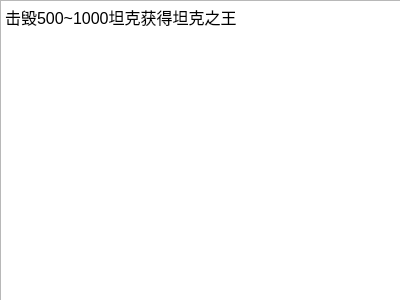
This is TankGame/number_4.ui in anlowee/TankGame as Qt 5 draws it before an edit. The edited form follows.
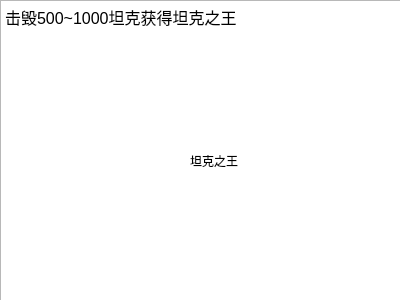
This is the edited form. Icons and pictures are not drawn.

```diff
--- a/TankGame/number_4.ui
+++ b/TankGame/number_4.ui
@@ -30,6 +30,22 @@
 &lt;p style=&quot; margin-top:12px; margin-bottom:12px; margin-left:0px; margin-right:0px; -qt-block-indent:0; text-indent:0px;&quot;&gt;&lt;span style=&quot; font-family:'宋体'; font-size:12pt;&quot;&gt;击毁500~1000坦克获得坦克之王&lt;/span&gt;&lt;span style=&quot; font-family:'Calibri'; font-size:12pt;&quot;&gt;&lt;br /&gt;&lt;/span&gt;&lt;/p&gt;&lt;/body&gt;&lt;/html&gt;</string>
    </property>
   </widget>
+  <widget class="QLabel" name="label">
+   <property name="geometry">
+    <rect>
+     <x>190</x>
+     <y>110</y>
+     <width>81</width>
+     <height>101</height>
+    </rect>
+   </property>
+   <property name="styleSheet">
+    <string notr="true">border-image: url(:/sample/photo/honor/honor3_bg.png);</string>
+   </property>
+   <property name="text">
+    <string>坦克之王</string>
+   </property>
+  </widget>
  </widget>
  <resources/>
  <connections/>
```
